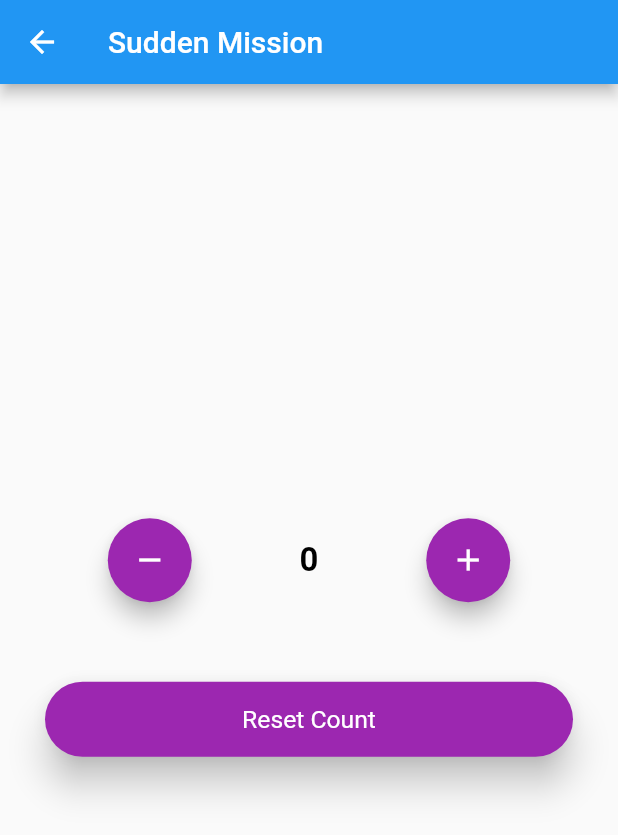
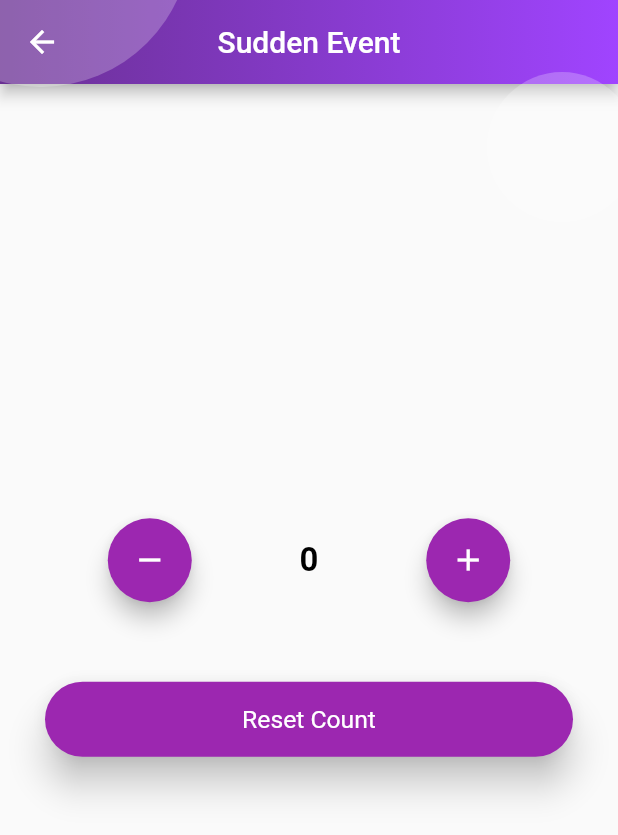
Before and after one commit to MulderPu/psychic-fortnight, a Flutter app: the screen it shows after launch, item 3 of the bottom bar chosen, after a tap on "Sudden Mission", on a phone screen of 412 x 824 dp. Shown: the top 835 px of the screen. Run offline on Flutter 3.47's test engine with Material 2 defaults, Android fonts, the light colour scheme and no system bars; our stand-ins replace bloc, flutter_bloc, persistent_bottom_nav_bar, shared_preferences, sizer.

Commit message:
Added gradient app bar

```diff
--- a/lib/utils/colors.dart
+++ b/lib/utils/colors.dart
@@ -2,3 +2,5 @@ import 'dart:ui';
 
 const Color skyBlue = Color(0xff00d2ff);
 const Color oceanBlue = Color(0xff3a7bd5);
+const Color purple = Color(0xff6a3093);
+const Color lightPurple = Color(0xffa044ff);
--- a/lib/views/homeView.dart
+++ b/lib/views/homeView.dart
@@ -32,7 +32,7 @@ class _HomeViewState extends State<HomeView> {
       PersistentBottomNavBarItem(
         icon: Icon(CupertinoIcons.list_bullet_below_rectangle),
         title: ("Task"),
-        activeColorPrimary: CupertinoColors.activeBlue,
+        activeColorPrimary: Colors.purple,
         inactiveColorPrimary: CupertinoColors.systemGrey,
       ),
       PersistentBottomNavBarItem(
@@ -41,13 +41,13 @@ class _HomeViewState extends State<HomeView> {
           color: Colors.white,
         ),
         title: null,
-        activeColorPrimary: CupertinoColors.activeBlue,
+        activeColorPrimary: Colors.purple,
         inactiveColorPrimary: CupertinoColors.systemGrey,
       ),
       PersistentBottomNavBarItem(
         icon: Icon(CupertinoIcons.wrench),
         title: ("Tools"),
-        activeColorPrimary: CupertinoColors.activeBlue,
+        activeColorPrimary: Colors.purple,
         inactiveColorPrimary: CupertinoColors.systemGrey,
       ),
     ];
--- a/lib/views/resinTimeView.dart
+++ b/lib/views/resinTimeView.dart
@@ -2,6 +2,7 @@ import 'package:flutter/cupertino.dart';
 import 'package:flutter/material.dart';
 import 'package:genshin_calculator/utils/constant.dart';
 import 'package:genshin_calculator/utils/keys.dart';
+import 'package:genshin_calculator/views/widgets/gradientAppBar.dart';
 import 'package:intl/intl.dart';
 import 'package:sizer/sizer.dart';
 
@@ -38,8 +39,8 @@ class _ResinTimeViewState extends State<ResinTimeView> {
   @override
   Widget build(BuildContext context) {
     return Scaffold(
-      appBar: AppBar(
-        title: Text("Resin Time"),
+      appBar: GradientAppBar(
+        title: "Resin Time",
       ),
       body: Form(
         key: _formKey,
--- a/lib/views/suddenMissionView.dart
+++ b/lib/views/suddenMissionView.dart
@@ -2,6 +2,7 @@ import 'package:flutter/material.dart';
 import 'package:flutter_bloc/flutter_bloc.dart';
 import 'package:genshin_calculator/cubit/suddenmission_cubit.dart';
 import 'package:genshin_calculator/utils/constant.dart';
+import 'package:genshin_calculator/views/widgets/gradientAppBar.dart';
 import 'package:shared_preferences/shared_preferences.dart';
 import 'package:sizer/sizer.dart';
 
@@ -26,8 +27,8 @@ class _SuddenMissionViewState extends State<SuddenMissionView> {
     return BlocProvider(
       create: (_) => SuddenmissionCubit(),
       child: Scaffold(
-        appBar: AppBar(
-          title: Text("Sudden Mission"),
+        appBar: GradientAppBar(
+          title: "Sudden Event",
         ),
         body: BlocConsumer<SuddenmissionCubit, SuddenmissionState>(
           listener: (context, state) {
@@ -147,6 +148,9 @@ class _SuddenMissionViewState extends State<SuddenMissionView> {
                       ),
                       child: Text("Reset Count")),
                 ),
+                // log here
+                // Text("Click's History"),
+                // SizedBox(width: double.infinity, child: ListTile(title: Text(data),)),
               ],
             );
           },
--- a/lib/views/taskView.dart
+++ b/lib/views/taskView.dart
@@ -101,8 +101,8 @@ class MySliverAppBar extends SliverPersistentHeaderDelegate {
                 begin: Alignment.topLeft,
                 end: Alignment.topRight,
                 colors: [
-                  skyBlue,
-                  oceanBlue,
+                  purple,
+                  lightPurple,
                 ]),
           )),
           title: Text("Task Reminder",
--- a/lib/views/toolView.dart
+++ b/lib/views/toolView.dart
@@ -3,6 +3,7 @@ import 'package:flutter/material.dart';
 import 'package:genshin_calculator/utils/constant.dart';
 import 'package:genshin_calculator/views/resinTimeView.dart';
 import 'package:genshin_calculator/views/suddenMissionView.dart';
+import 'package:genshin_calculator/views/widgets/gradientAppBar.dart';
 import 'package:persistent_bottom_nav_bar/persistent-tab-view.dart';
 import 'package:sizer/sizer.dart';
 
@@ -17,8 +18,8 @@ class _ToolViewState extends State<ToolView> {
   @override
   Widget build(BuildContext context) {
     return Scaffold(
-      appBar: AppBar(
-        title: Text("Tools"),
+      appBar: GradientAppBar(
+        title: "Tools",
       ),
       body: Container(
         width: double.infinity,
--- /dev/null
+++ b/lib/views/widgets/gradientAppBar.dart
@@ -0,0 +1,48 @@
+import 'package:flutter/material.dart';
+import 'package:genshin_calculator/utils/colors.dart';
+import 'package:genshin_calculator/views/customShape/circle.dart';
+
+class GradientAppBar extends StatelessWidget with PreferredSizeWidget {
+  const GradientAppBar({Key key, this.title}) : super(key: key);
+
+  final String title;
+
+  @override
+  Widget build(BuildContext context) {
+    return Stack(
+      fit: StackFit.expand,
+      clipBehavior: Clip.none,
+      children: [
+        AppBar(
+          // automaticallyImplyLeading: false, // hides default back button
+          flexibleSpace: Container(
+              decoration: BoxDecoration(
+            gradient: LinearGradient(
+                begin: Alignment.topLeft,
+                end: Alignment.topRight,
+                colors: [
+                  purple,
+                  lightPurple,
+                ]),
+          )),
+          title: Text(title),
+          centerTitle: true,
+        ),
+        Row(
+          mainAxisAlignment: MainAxisAlignment.spaceEvenly,
+          children: [
+            CustomPaint(
+              painter: CircleOne(),
+            ),
+            CustomPaint(
+              painter: CircleTwo(),
+            ),
+          ],
+        ),
+      ],
+    );
+  }
+
+  @override
+  Size get preferredSize => Size.fromHeight(kToolbarHeight);
+}
```
